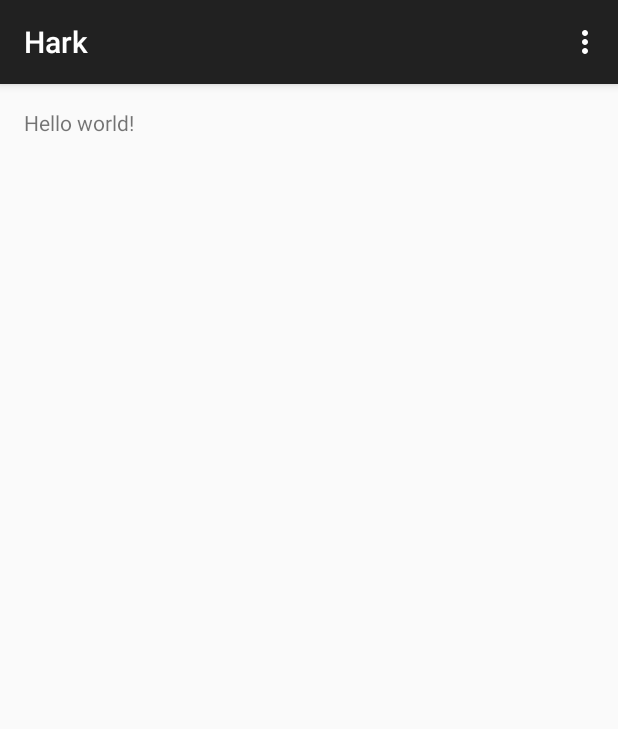
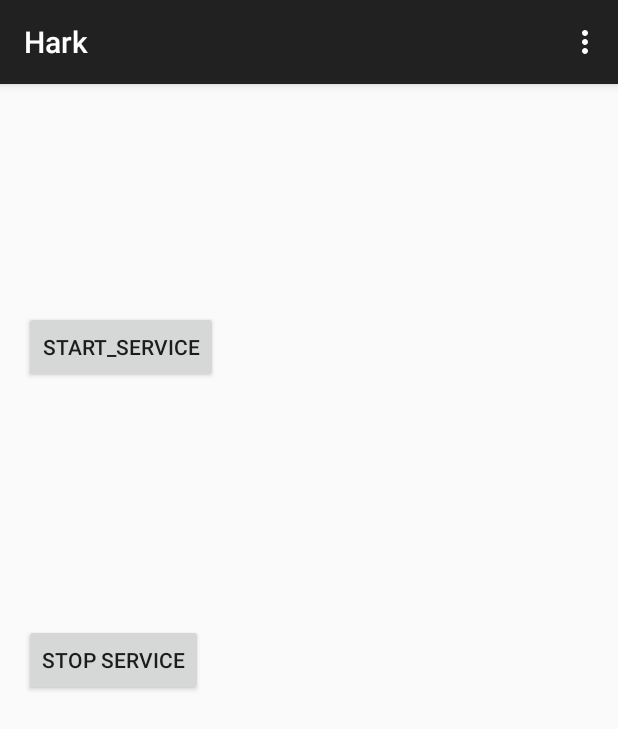
Before and after one commit to thegodsofcode/ProjectHark, an Android app: the screen it shows after launch (MainActivity), on a phone screen of 412 x 824 dp. Shown: the top 729 px of the screen. Run offline under Robolectric (Android 15) with nearby library versions, the phone set to English and light mode, and no system bars.

Commit message:
Hell Yea

```diff
--- a/app/src/main/AndroidManifest.xml
+++ b/app/src/main/AndroidManifest.xml
@@ -1,6 +1,8 @@
 <?xml version="1.0" encoding="utf-8"?>
 <manifest xmlns:android="http://schemas.android.com/apk/res/android"
     package="hark.bitverse.com.hark" >
+
+
 
     <application
         android:allowBackup="true"
@@ -16,6 +18,9 @@
                 <category android:name="android.intent.category.LAUNCHER" />
             </intent-filter>
         </activity>
+        <service
+            android:name="MyService" >
+        </service>
     </application>
 
 </manifest>
--- a/app/src/main/java/hark/bitverse/com/hark/MainActivity.java
+++ b/app/src/main/java/hark/bitverse/com/hark/MainActivity.java
@@ -1,9 +1,13 @@
 package hark.bitverse.com.hark;
 
+import android.content.Intent;
 import android.support.v7.app.ActionBarActivity;
 import android.os.Bundle;
 import android.view.Menu;
 import android.view.MenuItem;
+import android.view.View;
+import android.widget.Button;
+import android.widget.TextView;
 
 
 public class MainActivity extends ActionBarActivity {
@@ -12,6 +16,27 @@ public class MainActivity extends ActionBarActivity {
     protected void onCreate(Bundle savedInstanceState) {
         super.onCreate(savedInstanceState);
         setContentView(R.layout.activity_main);
+
+        Button start= (Button)findViewById(R.id.start_service);
+        Button stop = (Button) findViewById(R.id.stop_service);
+
+        start.setOnClickListener(new View.OnClickListener(){
+
+            public void onClick(View v)
+            {
+                startService(new Intent(getBaseContext(),MyService.class));
+            }
+
+        });
+
+        stop.setOnClickListener(new View.OnClickListener(){
+
+            public void onClick(View v)
+            {
+                stopService(new Intent(getBaseContext(),MyService.class));
+            }
+
+        });
     }
 
 
@@ -36,4 +61,7 @@ public class MainActivity extends ActionBarActivity {
 
         return super.onOptionsItemSelected(item);
     }
+
+
+
 }
--- a/app/src/main/res/layout/activity_main.xml
+++ b/app/src/main/res/layout/activity_main.xml
@@ -5,7 +5,23 @@
     android:paddingTop="@dimen/activity_vertical_margin"
     android:paddingBottom="@dimen/activity_vertical_margin" tools:context=".MainActivity">
 
-    <TextView android:text="@string/hello_world" android:layout_width="wrap_content"
-        android:layout_height="wrap_content" />
 
+    <Button
+        style="?android:attr/buttonStyleSmall"
+        android:layout_width="wrap_content"
+        android:layout_height="wrap_content"
+        android:text="Start_Service"
+        android:id="@+id/start_service"
+        android:layout_marginTop="135dp"
+        android:layout_alignParentTop="true"
+        android:layout_alignParentStart="true" />
+
+    <Button
+        style="?android:attr/buttonStyleSmall"
+        android:layout_width="wrap_content"
+        android:layout_height="wrap_content"
+        android:text="Stop Service"
+        android:id="@+id/stop_service"
+        android:layout_centerVertical="true"
+        android:layout_alignParentStart="true" />
 </RelativeLayout>
```
Also changed, not shown: app/src/main/java/hark/bitverse/com/hark/MyService.java (added, +30 -0 lines), 1 other file.
